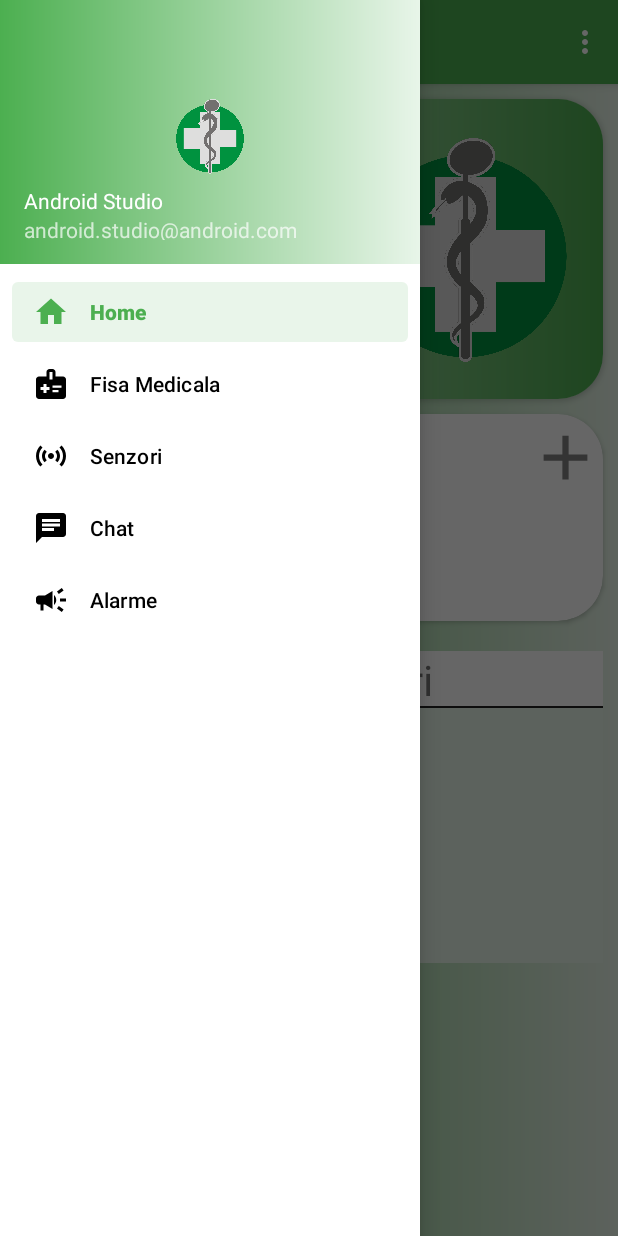
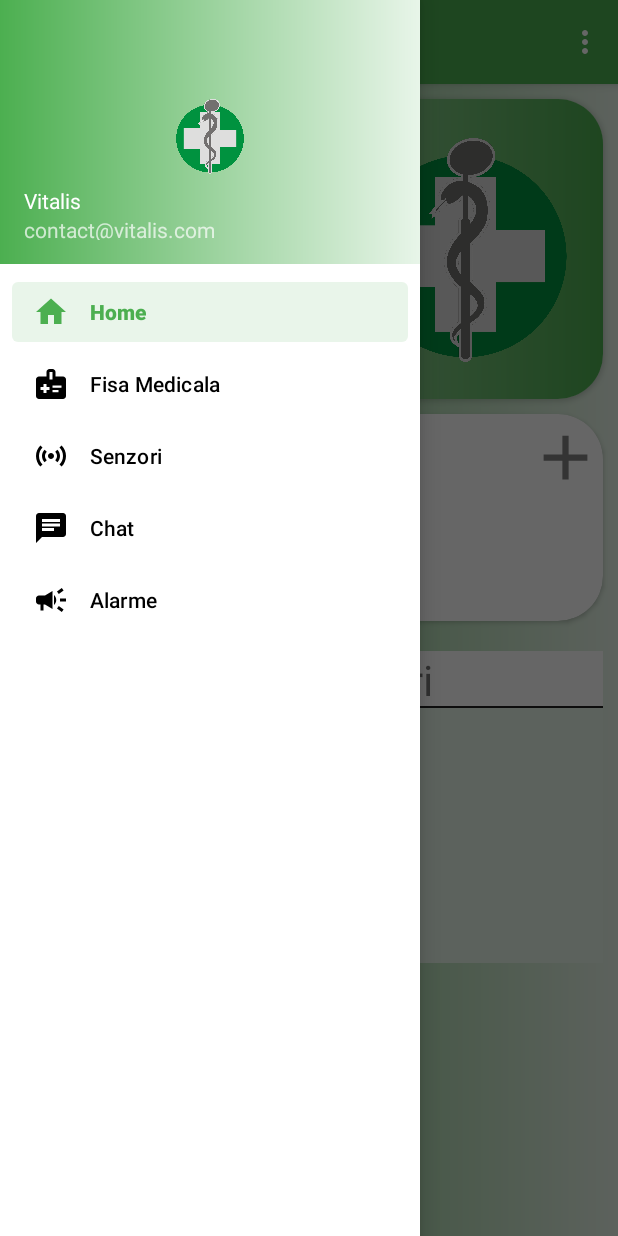
Before and after one commit to Titusz1928/VitalisMobileApp, an Android app: the MainActivity screen opened directly, with no data from a screen before it, with the side drawer open, on a phone screen of 412 x 824 dp. Run offline under Robolectric (Android 15) with nearby library versions, the phone set to English and light mode, and no system bars; our stand-ins replace navigation-ui; libraries missing offline, so code that uses them is left out: org.springframework.core, org.springframework.http, org.springframework.web.

Commit message:
some strings changed

```diff
--- a/app/src/main/res/values/strings.xml
+++ b/app/src/main/res/values/strings.xml
@@ -2,8 +2,8 @@
     <string name="app_name">IP_MobileApp</string>
     <string name="navigation_drawer_open">Open navigation drawer</string>
     <string name="navigation_drawer_close">Close navigation drawer</string>
-    <string name="nav_header_title">Android Studio</string>
-    <string name="nav_header_subtitle">android.studio@android.com</string>
+    <string name="nav_header_title">Vitalis</string>
+    <string name="nav_header_subtitle">contact@vitalis.com</string>
     <string name="nav_header_desc">Navigation header</string>
     <string name="action_settings">Setări</string>
 
```
